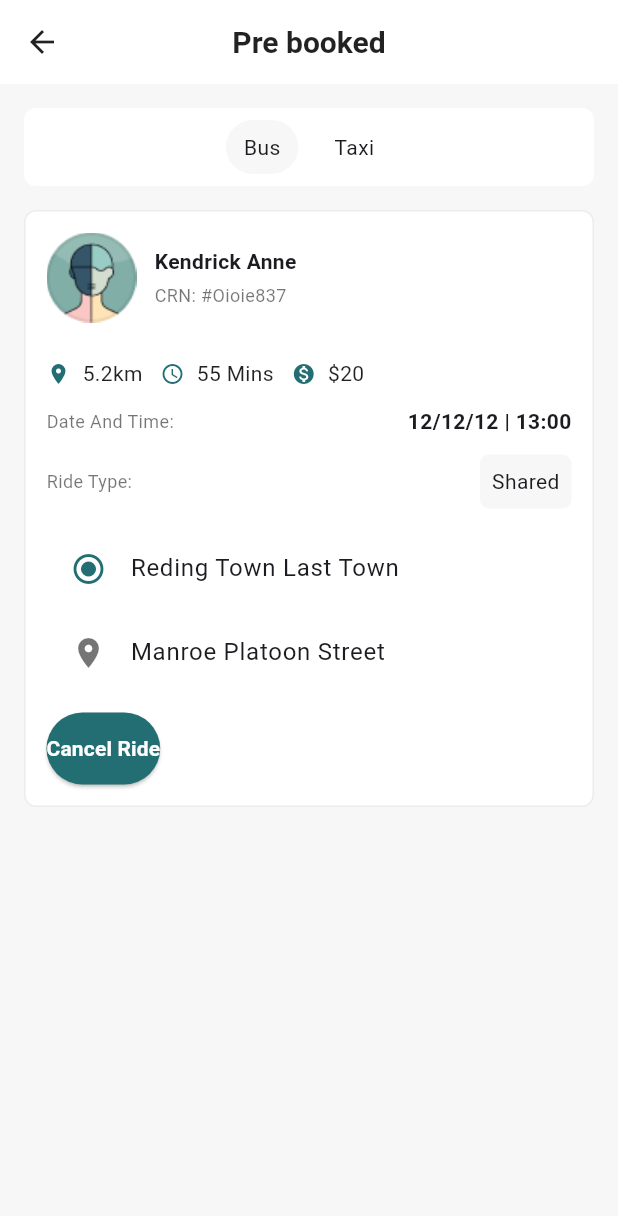
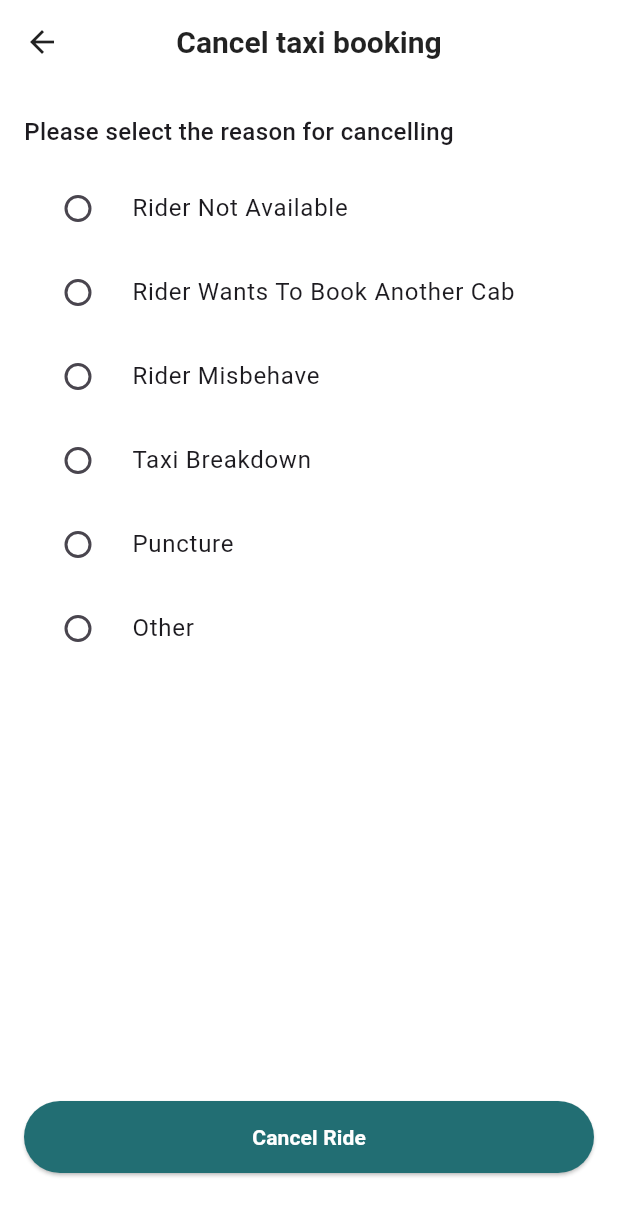
Before and after one commit to LivingstonTardzenyuy/taxi_app, a Flutter app: the PreBookedScreen screen opened directly, after a tap on "Cancel Ride", on a phone screen of 412 x 824 dp. Shown: the top 1216 px of the screen. Run offline on Flutter 3.47's test engine with Material 3 defaults, Android fonts, the phone set to English and light mode, and no system bars; our stand-ins replace file_picker, fl_chart, get, google_fonts; missing offline and left inert: dart:ffi.

Commit message:
work on booking flow

```diff
--- /dev/null
+++ b/lib/driver_app/booking/views/cancel_booking.dart
@@ -0,0 +1,153 @@
+import 'package:flutter/material.dart';
+import 'package:get/get.dart';
+import 'package:taxi_app/client_app/authentication/widgets/primary_button.dart';
+import 'package:taxi_app/theme/colors.dart';
+
+class CancelBookingScreen extends StatefulWidget {
+  const CancelBookingScreen({Key? key}) : super(key: key);
+
+  @override
+  State<CancelBookingScreen> createState() => _CancelBookingScreenState();
+}
+
+class _CancelBookingScreenState extends State<CancelBookingScreen> {
+  final List<String> _options = [
+    'Rider Not Available',
+    'Rider Wants To Book Another Cab',
+    'Rider Misbehave',
+    'Taxi Breakdown',
+    'Puncture',
+    'Other',
+  ];
+  int _selected = -1;
+  final TextEditingController _otherCtrl = TextEditingController();
+
+  void _showSuccessSheet() {
+    showModalBottomSheet(
+      context: context,
+      isScrollControlled: true,
+      backgroundColor: Colors.transparent,
+      builder: (ctx) {
+        return DraggableScrollableSheet(
+          expand: false,
+          initialChildSize: 0.5,
+          minChildSize: 0.3,
+          maxChildSize: 0.8,
+          builder: (_, controller) => Container(
+            padding: const EdgeInsets.symmetric(horizontal: 24, vertical: 20),
+            decoration: const BoxDecoration(
+              color: Colors.white,
+              borderRadius: BorderRadius.vertical(top: Radius.circular(24)),
+            ),
+            child: Column(
+              children: [
+                Container(width: 40, height: 6, decoration: BoxDecoration(color: Colors.grey[300], borderRadius: BorderRadius.circular(4))),
+                const SizedBox(height: 18),
+                // simple illustration
+                Container(
+                  height: 120,
+                  child: const Center(child: Icon(Icons.airplane_ticket, size: 72, color: AppColors.primaryColor)),
+                ),
+                const SizedBox(height: 8),
+                const Text('Booking Canceled Successfully', style: TextStyle(fontSize: 18, fontWeight: FontWeight.w700)),
+                const SizedBox(height: 8),
+                const Text('Your booking with CRN #9489wu9 has been canceled successfully', textAlign: TextAlign.center, style: TextStyle(color: Colors.black54)),
+                const Spacer(),
+                SizedBox(
+                  width: double.infinity,
+                  child: PrimaryButton(
+                    label: 'Done',
+                    onPressed: () {
+                      // close sheet and screen
+                      Navigator.of(context).pop();
+                      Navigator.of(context).pop();
+                    },
+                  ),
+                ),
+              ],
+            ),
+          ),
+        );
+      },
+    );
+  }
+
+  @override
+  void dispose() {
+    _otherCtrl.dispose();
+    super.dispose();
+  }
+
+  @override
+  Widget build(BuildContext context) {
+    return Scaffold(
+      appBar: AppBar(
+        backgroundColor: Colors.white,
+        elevation: 0,
+        iconTheme: const IconThemeData(color: Colors.black87),
+        title: const Text('Cancel taxi booking', style: TextStyle(color: Colors.black87, fontWeight: FontWeight.w600)),
+        centerTitle: true,
+      ),
+      body: SafeArea(
+        child: Padding(
+          padding: const EdgeInsets.symmetric(horizontal: 16, vertical: 12),
+          child: Column(
+            crossAxisAlignment: CrossAxisAlignment.start,
+            children: [
+              const SizedBox(height: 8),
+              const Text('Please select the reason for cancelling', style: TextStyle(fontSize: 16, fontWeight: FontWeight.w500)),
+              const SizedBox(height: 12),
+              Expanded(
+                child: ListView.builder(
+                  itemCount: _options.length,
+                  itemBuilder: (context, index) {
+                    final option = _options[index];
+                    return RadioListTile<int>(
+                      value: index,
+                      groupValue: _selected,
+                      onChanged: (v) => setState(() => _selected = v ?? -1),
+                      title: Text(option),
+                      activeColor: AppColors.primaryColor,
+                    );
+                  },
+                ),
+              ),
+              if (_selected == _options.length - 1) ...[
+                const Text('Other', style: TextStyle(fontWeight: FontWeight.w600)),
+                const SizedBox(height: 8),
+                Container(
+                  height: 100,
+                  decoration: BoxDecoration(border: Border.all(color: const Color(0xFFECECEC)), borderRadius: BorderRadius.circular(8)),
+                  padding: const EdgeInsets.all(8),
+                  child: TextField(
+                    controller: _otherCtrl,
+                    maxLines: null,
+                    decoration: const InputDecoration(border: InputBorder.none, hintText: 'Placeholder'),
+                  ),
+                ),
+                const SizedBox(height: 12),
+              ],
+              SizedBox(
+                width: double.infinity,
+                child: Padding(
+                  padding: const EdgeInsets.only(bottom: 30.0),
+                  child: PrimaryButton(
+                    label: 'Cancel Ride',
+                    onPressed: () {
+                      // validate selection
+                      if (_selected == -1) {
+                        Get.snackbar('Select reason', 'Please select a reason for cancelling', backgroundColor: Colors.white);
+                        return;
+                      }
+                      _showSuccessSheet();
+                    },
+                  ),
+                ),
+              ),
+            ],
+          ),
+        ),
+      ),
+    );
+  }
+}
--- a/lib/driver_app/booking/views/pre_booked.dart
+++ b/lib/driver_app/booking/views/pre_booked.dart
@@ -1,16 +1,39 @@
 import 'package:flutter/material.dart';
+import 'package:get/get_core/src/get_main.dart';
+import 'package:get/get_navigation/src/extension_navigation.dart';
+import 'package:taxi_app/driver_app/booking/views/bookings_active.dart';
+import 'cancel_booking.dart';
 import 'package:taxi_app/theme/colors.dart';
 import 'package:taxi_app/client_app/authentication/widgets/primary_button.dart';
 
-class PreBookedScreen extends StatelessWidget {
+import 'bookings_cancelled.dart';
+import 'bookings_completed.dart';
+import 'bookings_tabbed.dart';
+
+class PreBookedScreen extends StatefulWidget {
   const PreBookedScreen({Key? key}) : super(key: key);
 
+  @override
+  State<PreBookedScreen> createState() => _PreBookedScreenState();
+}
+
+class _PreBookedScreenState extends State<PreBookedScreen> with SingleTickerProviderStateMixin {
+  late TabController _tabController;
+
+  @override
+  void initState() {
+    super.initState();
+    _tabController = TabController(length: 3, vsync: this);
+  }
+
+  @override
+  void dispose() {
+    _tabController.dispose();
+    super.dispose();
+  }
+
   Widget _infoRow(IconData icon, String text) {
-    return Row(
-        children: [
-          Icon(icon, size: 16, color: AppColors.primaryColor),
-          const SizedBox(width: 8),
-          Text(text, style: const TextStyle(color: Colors.black87))]);
+    return Row(children: [Icon(icon, size: 16, color: AppColors.primaryColor), const SizedBox(width: 8), Text(text, style: const TextStyle(color: Colors.black87))]);
   }
 
   Widget _locations() {
@@ -25,16 +48,13 @@ class PreBookedScreen extends StatelessWidget {
 
   Widget _card(BuildContext context) {
     return Container(
-      padding: const EdgeInsets.all(14),
+      padding: const EdgeInsets.symmetric(horizontal: 14, vertical: 40),
       decoration: BoxDecoration(color: Colors.white, borderRadius: BorderRadius.circular(8), border: Border.all(color: const Color(0xFFECECEC))),
       child: Column(crossAxisAlignment: CrossAxisAlignment.start, children: [
         Row(children: [
           Image.asset("assets/images/img.png"),
           const SizedBox(width: 12),
-          Expanded(
-              child: Column(crossAxisAlignment: CrossAxisAlignment.start,
-                  children: const [
-            Text('Kendrick Anne', style: TextStyle(fontWeight: FontWeight.w700)), SizedBox(height: 4), Text('CRN: #Oioie837', style: TextStyle(color: Colors.black54, fontSize: 12))])),
+          Expanded(child: Column(crossAxisAlignment: CrossAxisAlignment.start, children: const [Text('Kendrick Anne', style: TextStyle(fontWeight: FontWeight.w700)), SizedBox(height: 4), Text('CRN: #Oioie837', style: TextStyle(color: Colors.black54, fontSize: 12))])),
         ]),
         const SizedBox(height: 24),
         Row(mainAxisAlignment: MainAxisAlignment.start, children: [
@@ -48,11 +68,9 @@ class PreBookedScreen extends StatelessWidget {
         Row(
           mainAxisAlignment: MainAxisAlignment.spaceBetween,
           children: [
-            const Text(
-                'Date And Time:', style: TextStyle(color: Colors.black54, fontSize: 12)),
+            const Text('Date And Time:', style: TextStyle(color: Colors.black54, fontSize: 12)),
             const SizedBox(height: 4),
             const Text('12/12/12 | 13:00', style: TextStyle(fontWeight: FontWeight.w600)),
-
           ],
         ),
         const SizedBox(height: 12),
@@ -62,13 +80,23 @@ class PreBookedScreen extends StatelessWidget {
             const Text('Ride Type:', style: TextStyle(color: Colors.black54, fontSize: 12)),
             const SizedBox(height: 4),
             Container(padding: const EdgeInsets.all(8), decoration: BoxDecoration(color: const Color(0xFFF7F7F7), borderRadius: BorderRadius.circular(6)), child: const Text('Shared')),
-
           ],
         ),
         const SizedBox(height: 12),
         _locations(),
         const SizedBox(height: 12),
-        PrimaryButton(label: 'Cancel Ride', onPressed: () {}),
+        Center(child: Image.asset("assets/images/img.png")),
+        const SizedBox(height: 12),
+
+        Container(
+            width: double.infinity,
+            child: PrimaryButton(
+                label: 'Cancel Ride',
+                onPressed: () {
+                  // navigate to cancel booking screen
+                  Get.to(const CancelBookingScreen());
+                }
+            )),
       ]),
     );
   }
@@ -82,24 +110,30 @@ class PreBookedScreen extends StatelessWidget {
         iconTheme: const IconThemeData(color: Colors.black87),
         title: const Text('Pre booked', style: TextStyle(color: Colors.black87, fontWeight: FontWeight.w600)),
         centerTitle: true,
+        bottom: PreferredSize(
+          preferredSize: const Size.fromHeight(84),
+          child: Column(children: [
+            Padding(padding: const EdgeInsets.symmetric(horizontal: 16, vertical: 8), child: Container(
+              padding: const EdgeInsets.all(8),
+              decoration: BoxDecoration(color: const Color(0xFFE8E8E8), borderRadius: BorderRadius.circular(8)),
+              child: Row(
+                mainAxisAlignment: MainAxisAlignment.start,
+                children: [
+                  Container(padding: const EdgeInsets.symmetric(horizontal: 12, vertical: 8), child: const Text('Bus')),
+                  const SizedBox(width: 12),
+                  Container(padding: const EdgeInsets.symmetric(horizontal: 12, vertical: 8), child: const Text('Taxi')),
+                ],
+              ),
+            )),
+            TabBar(controller: _tabController, indicatorColor: AppColors.primaryColor, labelColor: Colors.black87, unselectedLabelColor: Colors.black54, tabs: const [Tab(text: 'Active'), Tab(text: 'Completed'), Tab(text: 'Cancelled')]),
+          ]),
+        ),
       ),
-      body: Container(
-        color: const Color(0xFFF7F7F7),
-        padding: const EdgeInsets.all(16),
-        child: Column(children: [
-          Container(
-            padding: const EdgeInsets.all(8),
-            decoration: BoxDecoration(color: Colors.white, borderRadius: BorderRadius.circular(8)),
-            child: Row(mainAxisAlignment: MainAxisAlignment.center, children: [
-              Container(padding: const EdgeInsets.symmetric(horizontal: 12, vertical: 8), decoration: BoxDecoration(color: const Color(0xFFF7F7F7), borderRadius: BorderRadius.circular(20)), child: const Text('Bus')),
-              const SizedBox(width: 12),
-              Container(padding: const EdgeInsets.symmetric(horizontal: 12, vertical: 8), decoration: BoxDecoration(color: Colors.white, borderRadius: BorderRadius.circular(20)), child: const Text('Taxi')),
-            ]),
-          ),
-          const SizedBox(height: 16),
-          _card(context),
-        ]),
-      ),
+      body: TabBarView(controller: _tabController, children: [
+        SingleChildScrollView(padding: const EdgeInsets.all(16), child: _card(context)),
+        const BookingsCompletedScreen(),
+        const BookingsCancelledScreen(),
+      ]),
     );
   }
 }
```
Also changed, not shown: lib/driver_app/booking/views/bookings_active.dart (added, +105 -0 lines), lib/driver_app/booking/views/bookings_cancelled.dart (added, +82 -0 lines), lib/driver_app/booking/views/bookings_completed.dart (added, +79 -0 lines), lib/driver_app/booking/views/bookings_tabbed.dart (added, +74 -0 lines).
